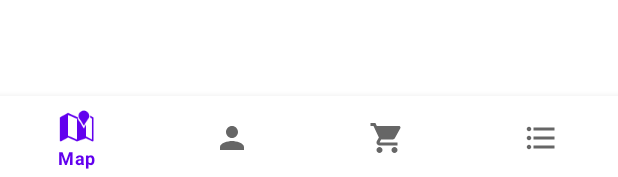
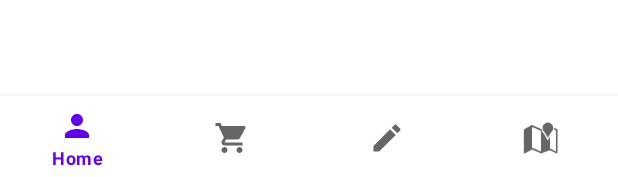
Before and after one commit to Recishop/Recishop, an Android app: the layout activity_main.xml on its own in the app's theme, with its tools: preview values and no code run, on a phone screen of 412 x 824 dp. Shown: the part 1056-1233 px from the top of the screen. Run offline under Robolectric (Android 15) with nearby library versions, the phone set to English and light mode, and no system bars.

Commit message:
Rearranged nav bar actions; changed create recipe to better icon

```diff
--- /dev/null
+++ b/app/src/main/res/drawable/ic_baseline_create_24.xml
@@ -0,0 +1,10 @@
+<vector xmlns:android="http://schemas.android.com/apk/res/android"
+    android:width="24dp"
+    android:height="24dp"
+    android:viewportWidth="24"
+    android:viewportHeight="24"
+    android:tint="?attr/colorControlNormal">
+  <path
+      android:fillColor="@android:color/white"
+      android:pathData="M3,17.25V21h3.75L17.81,9.94l-3.75,-3.75L3,17.25zM20.71,7.04c0.39,-0.39 0.39,-1.02 0,-1.41l-2.34,-2.34c-0.39,-0.39 -1.02,-0.39 -1.41,0l-1.83,1.83 3.75,3.75 1.83,-1.83z"/>
+</vector>
--- a/app/src/main/res/menu/menu_bottom_navigation.xml
+++ b/app/src/main/res/menu/menu_bottom_navigation.xml
@@ -3,12 +3,6 @@
     xmlns:android="http://schemas.android.com/apk/res/android"
     xmlns:app="http://schemas.android.com/apk/res-auto">
 
-    <item
-        android:id="@+id/action_map"
-        android:icon="@android:drawable/ic_dialog_map"
-        android:iconTint="#8C000000"
-        android:title="Map"
-        app:showAsAction="always" />
     <item
         android:id="@+id/action_profile"
         android:icon="@drawable/ic_baseline_person_24"
@@ -18,13 +12,20 @@
     <item
         android:id="@+id/action_shopping_list"
         android:icon="@drawable/ic_baseline_shopping_cart_24"
-        android:title="Shopping List"
+        android:title="List"
         app:showAsAction="always" />
+
     <item
         android:id="@+id/action_recipe_list"
-        android:icon="@drawable/ic_baseline_format_list_bulleted_24"
+        android:icon="@drawable/ic_baseline_create_24"
         android:title="Create"
         app:showAsAction="always" />
 
+    <item
+        android:id="@+id/action_map"
+        android:icon="@android:drawable/ic_dialog_map"
+        android:iconTint="#8C000000"
+        android:title="Map"
+        app:showAsAction="always" />
 
 </menu>
```
